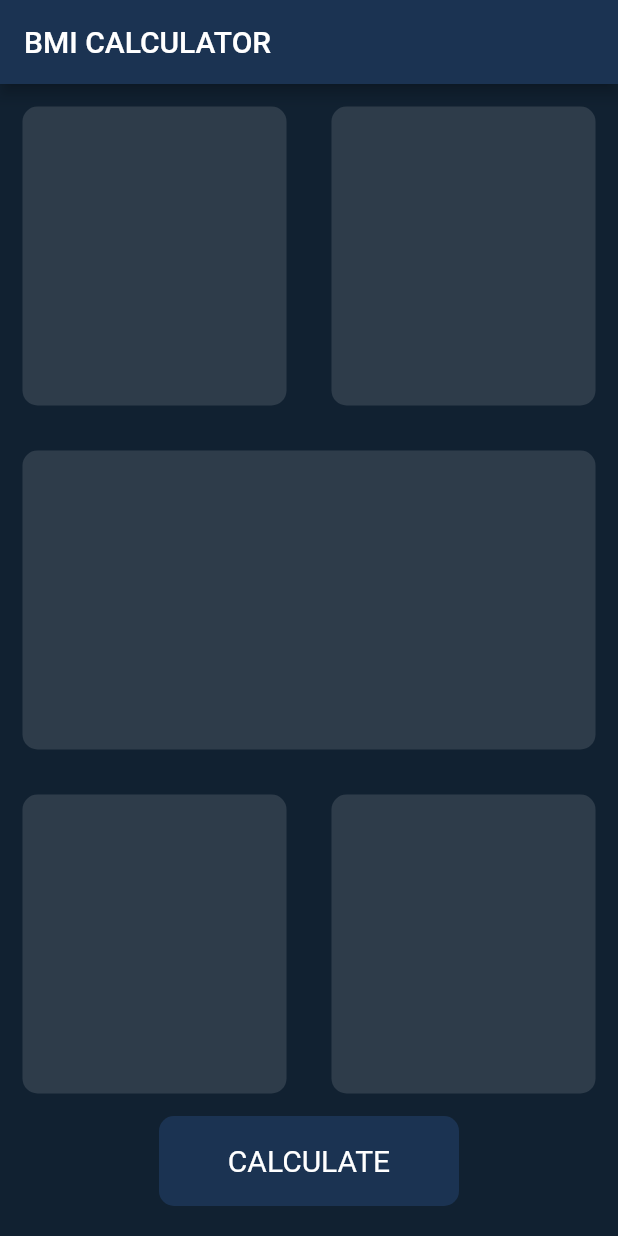
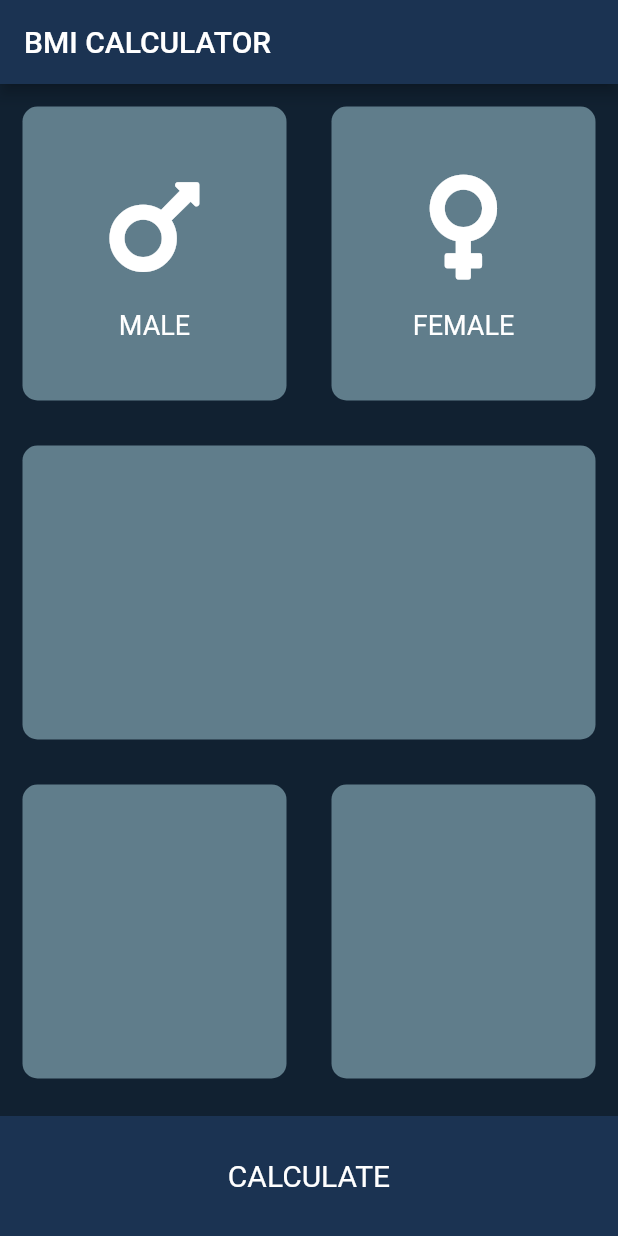
Before and after one commit to randiltennakoon/bmi_calculator, a Flutter app: the screen it shows after launch, on a phone screen of 412 x 824 dp. Run offline on Flutter 3.47's test engine with Material 2 defaults, Android fonts, the phone set to English and light mode, and no system bars; our stand-ins replace font_awesome_flutter.

Commit message:
updated gender cards

```diff
--- a/lib/user_input_page.dart
+++ b/lib/user_input_page.dart
@@ -1,10 +1,9 @@
 import 'package:flutter/material.dart';
 import 'package:font_awesome_flutter/font_awesome_flutter.dart';
 
-const bottomContainerHeight = 60.0;
-const bottomContainerWidth = 200.0;
+const bottomContainerHeight = 80.0;
 const bottomContainerColor = Color(0xFF1B3352);
-const activeCardColor = Colors.white12;
+const activeCardColor = Colors.blueGrey;
 
 class UserInputPage extends StatefulWidget {
   @override
@@ -28,11 +27,19 @@ class _UserInputPageState extends State<UserInputPage> {
                 Expanded(
                   child: ReusableCard(
                     colour: activeCardColor,
+                    cardChild: IconContent(
+                      icon: FontAwesomeIcons.mars,
+                      label: 'MALE',
+                    ),
                   ),
                 ),
                 Expanded(
                   child: ReusableCard(
                     colour: activeCardColor,
+                    cardChild: IconContent(
+                      icon: FontAwesomeIcons.venus,
+                      label: 'FEMALE',
+                    ),
                   ),
                 ),
               ],
@@ -60,11 +67,10 @@ class _UserInputPageState extends State<UserInputPage> {
             ),
           ),
           Container(
-            //color: Color(0xFFFE500F),
-            margin: EdgeInsets.only(bottom: 20.0),
+            color: bottomContainerColor,
+            margin: EdgeInsets.only(top: 10.0),
             height: bottomContainerHeight,
-            //width: double.infinity,
-            width: bottomContainerWidth,
+            width: double.infinity,
             child: Center(
               child: Text(
                 'CALCULATE',
@@ -73,13 +79,37 @@ class _UserInputPageState extends State<UserInputPage> {
                 ),
               ),
             ),
-            decoration: BoxDecoration(
-              color: bottomContainerColor,
-              borderRadius: BorderRadius.circular(10.0),
-            ),
           ),
         ],
       ),
+    );
+  }
+}
+
+class IconContent extends StatelessWidget {
+
+  IconContent({@required this.icon, @required this.label});
+
+  final String label;
+  final IconData icon;
+
+  @override
+  Widget build(BuildContext context) {
+    return Column(
+      mainAxisAlignment: MainAxisAlignment.center,
+      children: [
+        Icon(
+            icon,
+            size: 80.0,
+        ),
+        SizedBox(height: 15.0,),
+        Text(
+          label,
+          style: TextStyle(
+            fontSize: 18.0,
+          ),
+        ),
+      ],
     );
   }
 }
```
